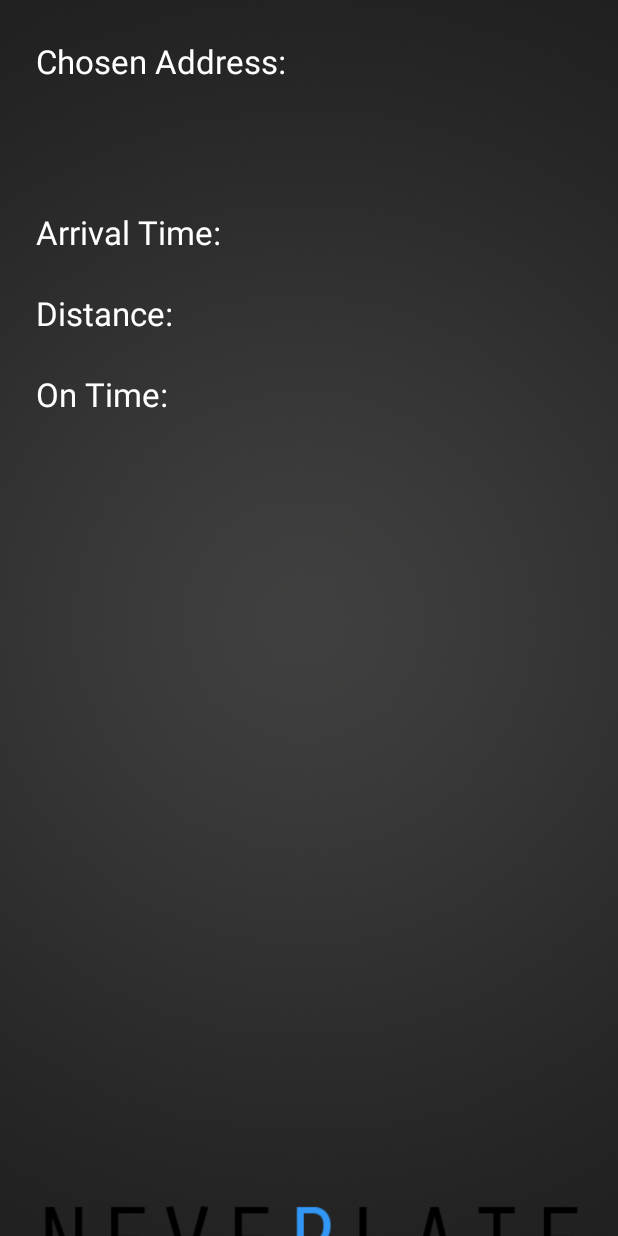
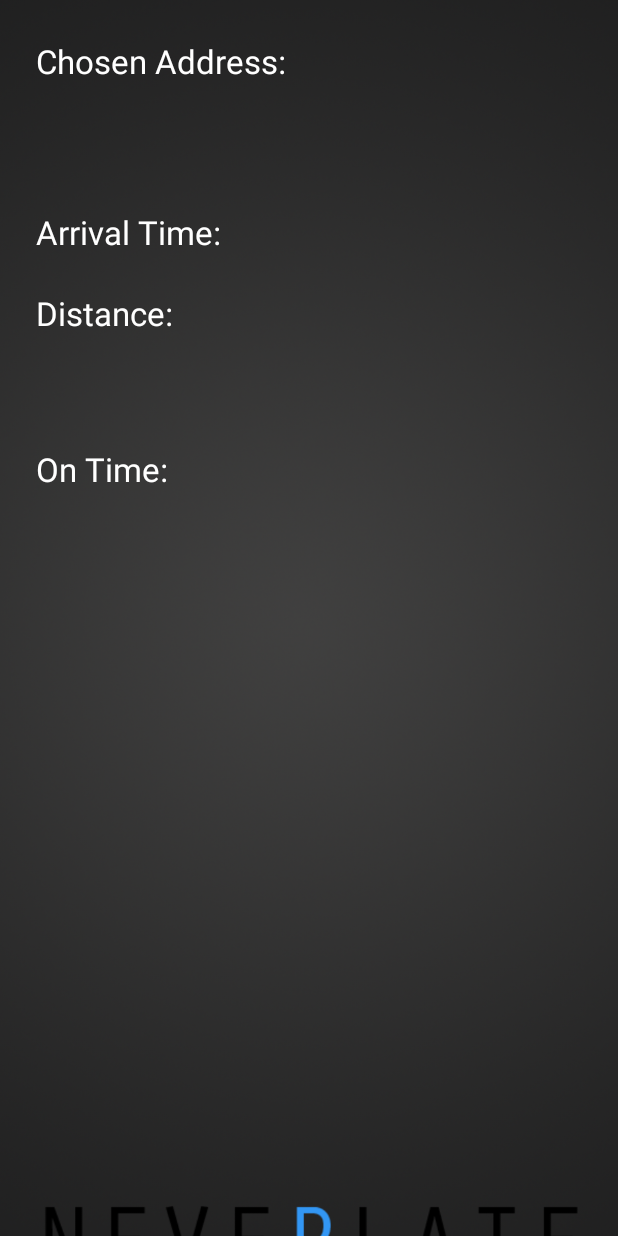
Before and after one commit to HannesSandberg/Neverlate, an Android app: the layout right_menu.xml on its own in the app's theme, with its tools: preview values and no code run, on a phone screen of 412 x 824 dp. Run offline under Robolectric (Android 15) with nearby library versions, the phone set to English and light mode, and no system bars.

```diff
--- a/app/src/main/res/layout/right_menu.xml
+++ b/app/src/main/res/layout/right_menu.xml
@@ -29,7 +29,8 @@
         android:id="@+id/address"
         android:layout_below="@+id/textView"
         android:layout_alignStart="@+id/textView"
-        android:textColor="#3197f5"/>
+        android:textColor="#3197f5"
+        android:layout_marginEnd="24dp"/>
 
     <TextView
         android:layout_width="wrap_content"
@@ -78,15 +79,16 @@
         android:id="@+id/textView7"
         android:layout_below="@+id/distance"
         android:layout_alignStart="@+id/textView5"
-        android:textColor="#ffffff"/>
+        android:textColor="#ffffff"
+        android:layout_marginTop="50dp"/>
 
     <TextView
         android:layout_width="wrap_content"
         android:layout_height="wrap_content"
         android:textAppearance="?android:attr/textAppearanceLarge"
         android:id="@+id/onTime"
-        android:layout_alignBottom="@+id/textView7"
-        android:layout_toRightOf="@+id/textView7"
+        android:layout_below="@+id/textView7"
+        android:layout_alignStart="@+id/textView7"
         android:textColor="#3197f5"/>
 
 
```
Also changed, not shown: app/src/main/res/layout/activity_maps.xml (+23 -7 lines), app/src/main/res/drawable/splash_neverlate.png, app/src/main/res/drawable/trycksplash.png.
